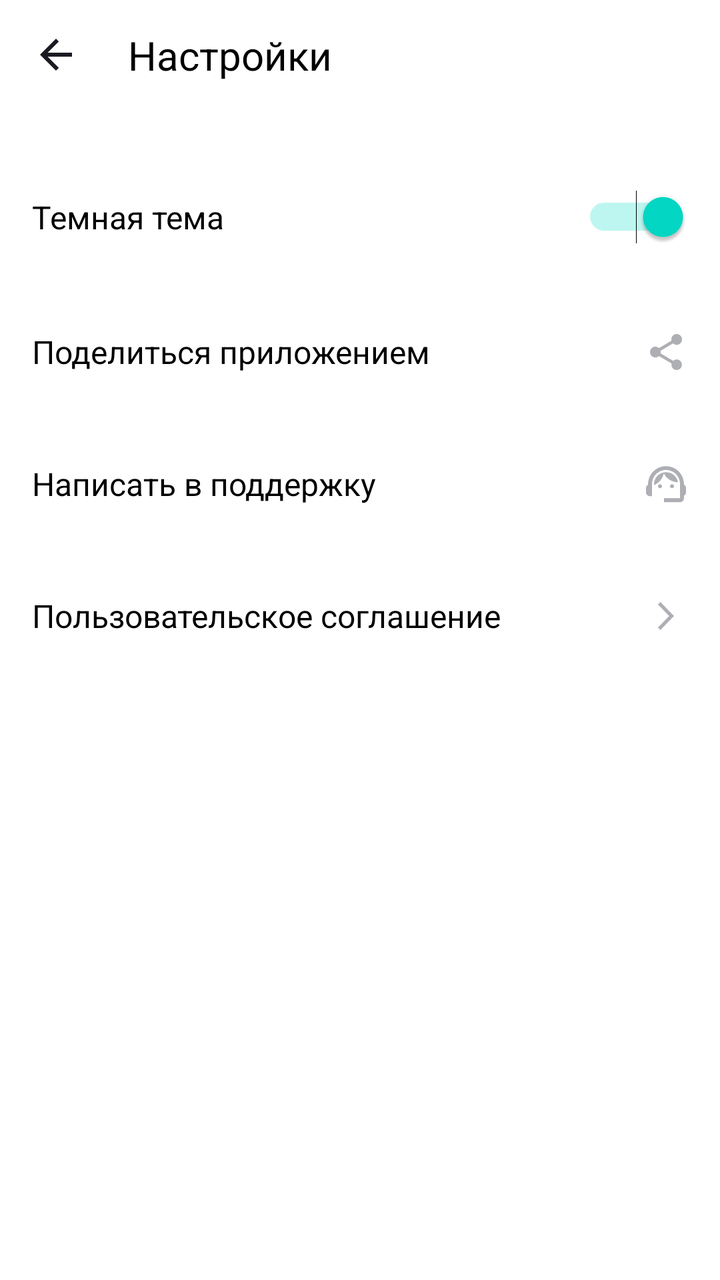
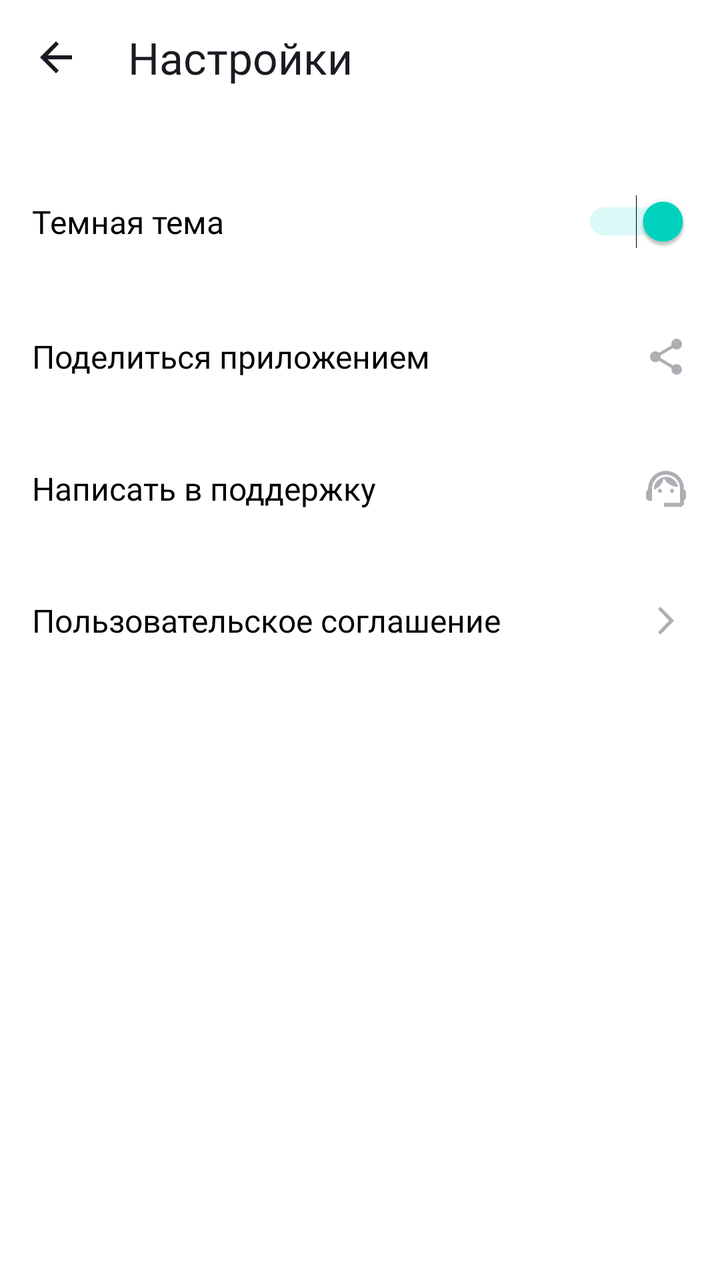

Screens rendered from an Android XML layout before and after an edit, with the pre-edit source and the edit as a unified diff.
<!-- AndroidManifest.xml: application theme Theme.MaterialComponents.DayNight.NoActionBar -->
<!-- res/layout/activity_settings.xml -->
<?xml version="1.0" encoding="utf-8"?>
<androidx.constraintlayout.widget.ConstraintLayout xmlns:android="http://schemas.android.com/apk/res/android"
    xmlns:app="http://schemas.android.com/apk/res-auto"
    xmlns:tools="http://schemas.android.com/tools"
    android:id="@+id/main"
    android:layout_width="match_parent"
    android:layout_height="match_parent"
    tools:context=".SettingsActivity">

<LinearLayout xmlns:android="http://schemas.android.com/apk/res/android"
    android:layout_width="match_parent"
    android:layout_height="match_parent"
    xmlns:app="http://schemas.android.com/apk/res-auto"
    android:background="@color/white"
    android:orientation="vertical">

    <LinearLayout
        android:layout_width="match_parent"
        android:layout_height="wrap_content"
        android:paddingStart="20dp"
        android:paddingTop="14dp">

        <ImageView
            android:id="@+id/back_from_settings_button"
            android:layout_width="wrap_content"
            android:layout_height="wrap_content"
            android:layout_gravity="center_vertical"
            android:scaleType="centerCrop"
            android:src="@drawable/arrow_back"
            android:tintMode="src_in"
            app:iconTint="@color/black" />

        <TextView
            android:layout_width="wrap_content"
            android:layout_height="wrap_content"
            android:layout_gravity="center_vertical"
            android:paddingStart="28dp"
            android:text="@string/settings_screen_title"
            android:textColor="@color/black"
            android:textSize="20sp" />

    </LinearLayout>

    <LinearLayout
        android:layout_width="match_parent"
        android:layout_height="match_parent"
        android:layout_marginTop="33dp"
        android:layout_marginStart="16dp"
        android:layout_marginEnd="15dp"
        android:orientation="vertical">

        <FrameLayout
            android:layout_width="match_parent"
            android:layout_height="wrap_content"
            android:layout_marginVertical="@dimen/settings_list_vertical_margin">

            <TextView
                android:layout_width="wrap_content"
                android:layout_height="wrap_content"
                android:layout_gravity="start|center_vertical"
                android:text="@string/theme_switcher"
                android:textColor="@color/black"
                android:textSize="@dimen/text_size_settings_screen" />

            <Switch
                android:id="@+id/simple_switch"
                android:layout_width="wrap_content"
                android:layout_height="wrap_content"
                android:layout_gravity="end|center_vertical"
                android:checked="true" />

        </FrameLayout>

        <FrameLayout
            android:layout_width="match_parent"
            android:layout_height="wrap_content"
            android:layout_marginVertical="@dimen/settings_list_vertical_margin">

            <TextView
                android:layout_width="wrap_content"
                android:layout_height="wrap_content"
                android:layout_gravity="start|center_vertical"
                android:text="@string/share"
                android:textColor="@color/black"
                android:textSize="@dimen/text_size_settings_screen" />

            <ImageView
                android:layout_width="wrap_content"
                android:layout_height="wrap_content"
                android:layout_gravity="end|center_vertical"
                android:scaleType="centerCrop"
                android:src="@drawable/share"/>

        </FrameLayout>

        <FrameLayout
            android:layout_width="match_parent"
            android:layout_height="wrap_content"
            android:layout_marginVertical="@dimen/settings_list_vertical_margin">

            <TextView
                android:layout_width="wrap_content"
                android:layout_height="wrap_content"
                android:layout_gravity="start|center_vertical"
                android:text="@string/support"
                android:textColor="@color/black"
                android:textSize="@dimen/text_size_settings_screen" />

            <ImageView
                android:layout_width="wrap_content"
                android:layout_height="wrap_content"
                android:layout_gravity="end|center_vertical"
                android:scaleType="centerCrop"
                android:src="@drawable/support"/>

        </FrameLayout>

        <FrameLayout
            android:layout_width="match_parent"
            android:layout_height="wrap_content"
            android:layout_marginVertical="@dimen/settings_list_vertical_margin">

            <TextView
                android:layout_width="wrap_content"
                android:layout_height="wrap_content"
                android:layout_gravity="start|center_vertical"
                android:text="@string/license_agreement"
                android:textColor="@color/black"
                android:textSize="@dimen/text_size_settings_screen" />

            <ImageView
                android:layout_width="wrap_content"
                android:layout_height="wrap_content"
                android:layout_gravity="end|center_vertical"
                android:scaleType="centerCrop"
                android:src="@drawable/arrow_forward"/>

        </FrameLayout>

    </LinearLayout>
</LinearLayout>

</androidx.constraintlayout.widget.ConstraintLayout>
<!-- resources referenced by this layout -->
<resources>
  <color name="black">#FF000000</color>
  <color name="white">#FFFFFFFF</color>
  <dimen name="settings_list_vertical_margin">21dp</dimen>
  <dimen name="text_size_settings_screen">16sp</dimen>
  <!-- drawable arrow_back (drawable) -->
  <vector xmlns:android="http://schemas.android.com/apk/res/android"
      android:width="16dp"
      android:height="16dp"
      android:viewportWidth="16"
      android:viewportHeight="16">
    <path
        android:pathData="M16,7H3.83L9.42,1.41L8,0L0,8L8,16L9.41,14.59L3.83,9H16V7Z"
        android:fillColor="#1A1B22"/>
  </vector>
  <string name="license_agreement">Пользовательское соглашение</string>
  <string name="settings_screen_title">Настройки</string>
  <string name="share">Поделиться приложением</string>
  <string name="support">Написать в поддержку</string>
  <string name="theme_switcher">Темная тема</string>
  <!-- unchanged entries left out for length: 3 -->
</resources>

<!-- the commit's change to res/layout/activity_settings.xml (unified diff, before → after) -->
@@ -1,18 +1,15 @@
 <?xml version="1.0" encoding="utf-8"?>
 <androidx.constraintlayout.widget.ConstraintLayout xmlns:android="http://schemas.android.com/apk/res/android"
-    xmlns:app="http://schemas.android.com/apk/res-auto"
     xmlns:tools="http://schemas.android.com/tools"
     android:id="@+id/main"
     android:layout_width="match_parent"
     android:layout_height="match_parent"
     tools:context=".SettingsActivity">
 
-<LinearLayout xmlns:android="http://schemas.android.com/apk/res/android"
+<LinearLayout
     android:layout_width="match_parent"
     android:layout_height="match_parent"
-    xmlns:app="http://schemas.android.com/apk/res-auto"
-    android:background="@color/white"
-    android:orientation="vertical">
+    style="@style/ActivityMainLayoutStyle">
 
     <LinearLayout
         android:layout_width="match_parent"
@@ -22,22 +19,12 @@
 
         <ImageView
             android:id="@+id/back_from_settings_button"
-            android:layout_width="wrap_content"
-            android:layout_height="wrap_content"
-            android:layout_gravity="center_vertical"
-            android:scaleType="centerCrop"
-            android:src="@drawable/arrow_back"
-            android:tintMode="src_in"
-            app:iconTint="@color/black" />
+            android:contentDescription="@string/back_arrow_cd"
+            style="@style/BackArrowStyle" />
 
         <TextView
-            android:layout_width="wrap_content"
-            android:layout_height="wrap_content"
-            android:layout_gravity="center_vertical"
-            android:paddingStart="28dp"
             android:text="@string/settings_screen_title"
-            android:textColor="@color/black"
-            android:textSize="20sp" />
+            style="@style/ScreenTitleStyle" />
 
     </LinearLayout>
 
@@ -55,19 +42,12 @@
             android:layout_marginVertical="@dimen/settings_list_vertical_margin">
 
             <TextView
-                android:layout_width="wrap_content"
-                android:layout_height="wrap_content"
-                android:layout_gravity="start|center_vertical"
-                android:text="@string/theme_switcher"
-                android:textColor="@color/black"
-                android:textSize="@dimen/text_size_settings_screen" />
+                style="@style/SettingsItemTextStyle"
+                android:text="@string/theme_switcher" />
 
             <Switch
                 android:id="@+id/simple_switch"
-                android:layout_width="wrap_content"
-                android:layout_height="wrap_content"
-                android:layout_gravity="end|center_vertical"
-                android:checked="true" />
+                style="@style/SettingsSwitchStyle" />
 
         </FrameLayout>
 
@@ -77,19 +57,14 @@
             android:layout_marginVertical="@dimen/settings_list_vertical_margin">
 
             <TextView
-                android:layout_width="wrap_content"
-                android:layout_height="wrap_content"
-                android:layout_gravity="start|center_vertical"
-                android:text="@string/share"
-                android:textColor="@color/black"
-                android:textSize="@dimen/text_size_settings_screen" />
+                style="@style/SettingsItemTextStyle"
+                android:text="@string/share" />
 
             <ImageView
-                android:layout_width="wrap_content"
-                android:layout_height="wrap_content"
-                android:layout_gravity="end|center_vertical"
-                android:scaleType="centerCrop"
-                android:src="@drawable/share"/>
+                android:id="@+id/share_button"
+                style="@style/SettingsItemIconStyle"
+                android:src="@drawable/share"
+                android:contentDescription="@null"/>
 
         </FrameLayout>
 
@@ -99,19 +74,14 @@
             android:layout_marginVertical="@dimen/settings_list_vertical_margin">
 
             <TextView
-                android:layout_width="wrap_content"
-                android:layout_height="wrap_content"
-                android:layout_gravity="start|center_vertical"
-                android:text="@string/support"
-                android:textColor="@color/black"
-                android:textSize="@dimen/text_size_settings_screen" />
+                style="@style/SettingsItemTextStyle"
+                android:text="@string/support" />
 
             <ImageView
-                android:layout_width="wrap_content"
-                android:layout_height="wrap_content"
-                android:layout_gravity="end|center_vertical"
-                android:scaleType="centerCrop"
-                android:src="@drawable/support"/>
+                android:id="@+id/contact_support_button"
+                style="@style/SettingsItemIconStyle"
+                android:src="@drawable/support"
+                android:contentDescription="@null"/>
 
         </FrameLayout>
 
@@ -121,19 +91,14 @@
             android:layout_marginVertical="@dimen/settings_list_vertical_margin">
 
             <TextView
-                android:layout_width="wrap_content"
-                android:layout_height="wrap_content"
-                android:layout_gravity="start|center_vertical"
-                android:text="@string/license_agreement"
-                android:textColor="@color/black"
-                android:textSize="@dimen/text_size_settings_screen" />
+                style="@style/SettingsItemTextStyle"
+                android:text="@string/license_agreement" />
 
             <ImageView
-                android:layout_width="wrap_content"
-                android:layout_height="wrap_content"
-                android:layout_gravity="end|center_vertical"
-                android:scaleType="centerCrop"
-                android:src="@drawable/arrow_forward"/>
+                android:id="@+id/license_agreement_button"
+                style="@style/SettingsItemIconStyle"
+                android:src="@drawable/arrow_forward"
+                android:contentDescription="@null"/>
 
         </FrameLayout>
 
<!-- resource entries referenced after the edit -->
@@ -1,9 +1,10 @@
 <!-- resources referenced by this layout -->
 <resources>
-  <color name="black">#FF000000</color>
-  <color name="white">#FFFFFFFF</color>
   <dimen name="settings_list_vertical_margin">21dp</dimen>
+  <string name="back_arrow_cd">Вернуться назад</string>
   <dimen name="text_size_settings_screen">16sp</dimen>
+  <color name="switchThumbTint">#FF00D6C3</color>
+  <color name="switchTrackTint">#FF76EAE0</color>
   <!-- drawable arrow_back (drawable) -->
   <vector xmlns:android="http://schemas.android.com/apk/res/android"
       android:width="16dp"
@@ -14,11 +15,62 @@
         android:pathData="M16,7H3.83L9.42,1.41L8,0L0,8L8,16L9.41,14.59L3.83,9H16V7Z"
         android:fillColor="#1A1B22"/>
   </vector>
+  <color name="settings_item_icon">#FFAEAFB4</color>
+  <color name="settings_item_text">#FF000000</color>
   <string name="license_agreement">Пользовательское соглашение</string>
   <string name="settings_screen_title">Настройки</string>
   <string name="share">Поделиться приложением</string>
   <string name="support">Написать в поддержку</string>
   <string name="theme_switcher">Темная тема</string>
+  <style name="ActivityMainLayoutStyle">
+          <item name="android:background">@color/activity_background</item>
+          <item name="android:layout_width">match_parent</item>
+          <item name="android:layout_height">match_parent</item>
+          <item name="android:orientation">vertical</item>
+      </style>
+  <style name="BackArrowStyle">
+          <item name="android:layout_width">wrap_content</item>
+          <item name="android:layout_height">wrap_content</item>
+          <item name="android:layout_gravity">center_vertical</item>
+          <item name="android:scaleType">centerCrop</item>
+          <item name="android:tintMode">src_in</item>
+          <item name="android:tint">@color/screen_title</item>
+          <item name="android:src">@drawable/arrow_back</item>
+      </style>
+  <style name="ScreenTitleStyle">
+          <item name="android:layout_width">wrap_content</item>
+          <item name="android:layout_height">wrap_content</item>
+          <item name="android:layout_gravity">center_vertical</item>
+          <item name="android:paddingStart">28dp</item>
+          <item name="android:textColor">@color/screen_title</item>
+          <item name="android:textSize">22sp</item>
+          <item name="android:fontFamily">@font/ys_display_medium</item>
+      </style>
+  <style name="SettingsItemIconStyle">
+          <item name="android:layout_width">wrap_content</item>
+          <item name="android:layout_height">wrap_content</item>
+          <item name="android:layout_gravity">end|center_vertical</item>
+          <item name="android:scaleType">centerCrop</item>
+          <item name="android:tint">@color/settings_item_icon</item>
+      </style>
+  <style name="SettingsItemTextStyle">
+          <item name="android:layout_width">wrap_content</item>
+          <item name="android:layout_height">wrap_content</item>
+          <item name="android:layout_gravity">start|center_vertical</item>
+          <item name="android:textColor">@color/settings_item_text</item>
+          <item name="android:textSize">@dimen/text_size_settings_screen</item>
+          <item name="android:fontFamily">@font/ys_display_regular</item>
+      </style>
+  <style name="SettingsSwitchStyle">
+          <item name="android:layout_width">wrap_content</item>
+          <item name="android:layout_height">wrap_content</item>
+          <item name="android:layout_gravity">end|center_vertical</item>
+          <item name="android:checked">true</item>
+          <item name="android:thumbTint">@color/switchThumbTint</item>
+          <item name="android:trackTint">@color/switchTrackTint</item>
+      </style>
+  <color name="activity_background">#FFFFFFFF</color>
+  <color name="screen_title">#FF1A1B22</color>
   <!-- unchanged entries left out for length: 3 -->
 </resources>
 
